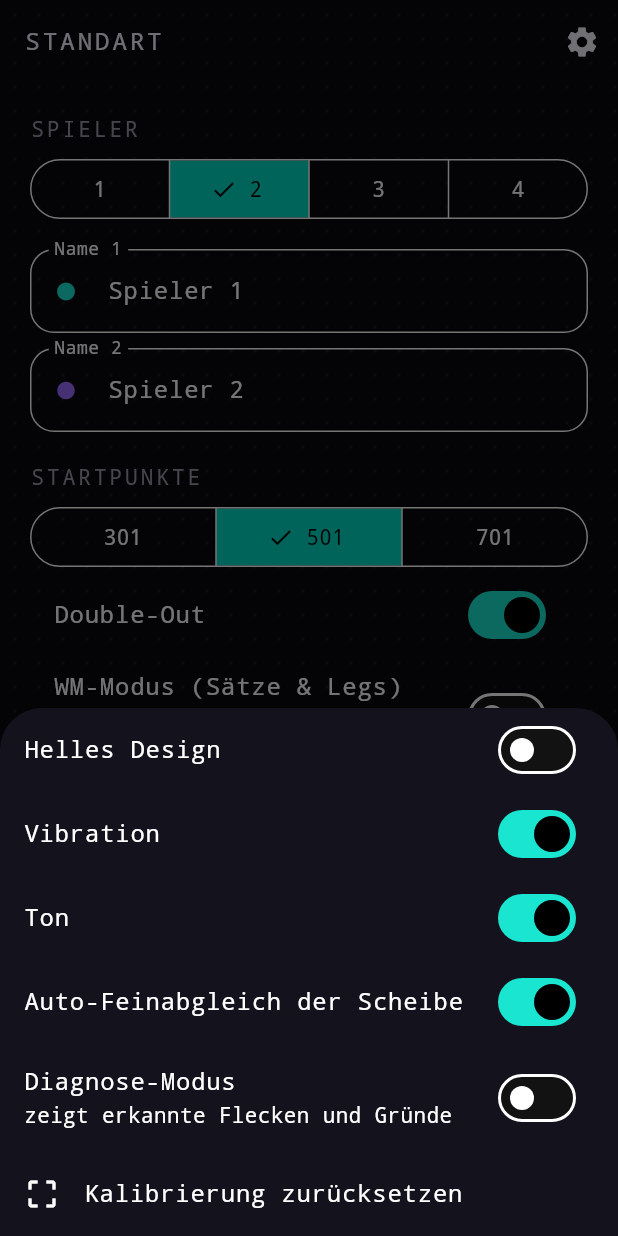
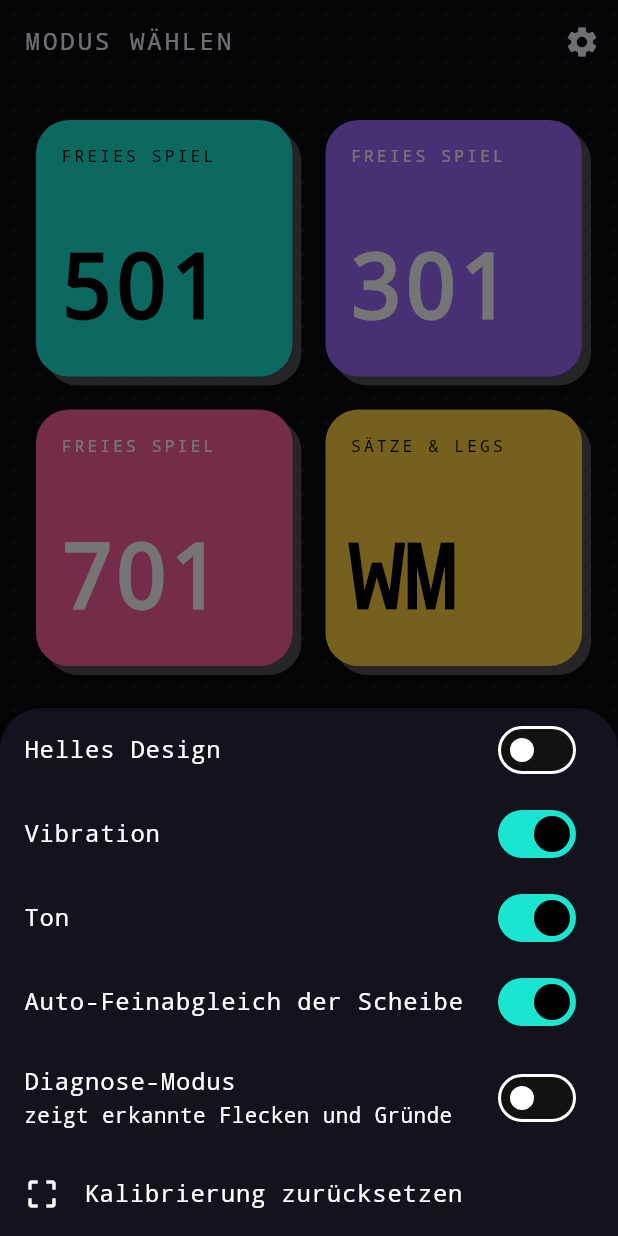
Before and after one commit to Faebeli06/Dart-Vader, a Flutter app: the screen it shows after launch, after a tap on the "settings" icon, on a phone screen of 412 x 824 dp. Run offline on Flutter 3.47's test engine with Material 3 defaults, Android fonts, the phone set to English and light mode, and no system bars; our stand-ins replace camera, shared_preferences.

Commit message:
Aktualisieren von main.dart

```diff
--- a/lib/main.dart
+++ b/lib/main.dart
@@ -349,49 +349,7 @@ List<Dart>? checkout(int rem, bool dbl, int left) {
   });
 }
 
-// ---------- Setup ----------
-class SetupPage extends StatefulWidget {
-  const SetupPage({super.key});
-  @override
-  State<SetupPage> createState() => _SetupState();
-}
-
-class _SetupState extends State<SetupPage> {
-  int players = 2, start = 501, round = 1, first = 0;
-  bool dbl = true, wm = false;
-  static const _rounds = ['Runde 1 (kein Tie-Break)', 'Runde 2', 'Runde 3/4', 'Viertelfinale', 'Halbfinale', 'Finale'];
-  static const _setsTo = [3, 3, 4, 5, 6, 7];
-  int get n => wm ? 2 : players;
-  final ctr = [for (var i = 1; i <= 4; i++) TextEditingController(text: 'Spieler $i')];
-
-  @override
-  void initState() {
-    super.initState();
-    SharedPreferences.getInstance().then((p) {
-      if (!mounted) return;
-      final n = p.getStringList('names');
-      setState(() {
-        players = p.getInt('players') ?? players;
-        start = p.getInt('start') ?? start;
-        dbl = p.getBool('dbl') ?? dbl;
-        if (n != null) {
-          for (var i = 0; i < n.length && i < 4; i++) {
-            ctr[i].text = n[i];
-          }
-        }
-      });
-    });
-  }
-
-  Future<void> _saveSetup() async {
-    final p = await SharedPreferences.getInstance();
-    await p.setInt('players', players);
-    await p.setInt('start', start);
-    await p.setBool('dbl', dbl);
-    await p.setStringList('names', [for (final t in ctr) t.text]);
-  }
-
-  void _settings(BuildContext c) => showModalBottomSheet(
+void showSettings(BuildContext c) => showModalBottomSheet(
       context: c,
       builder: (c) => StatefulBuilder(
           builder: (c, set) => SafeArea(
@@ -447,37 +405,147 @@ class _SetupState extends State<SetupPage> {
                     }),
               ]))));
 
+// ---------- Modus-Auswahl (Startseite) ----------
+class ModePage extends StatelessWidget {
+  const ModePage({super.key});
+  Widget tile(BuildContext c, String big, String small, Color col, VoidCallback f) {
+    final txt = col.computeLuminance() > .35 ? Colors.black : Colors.white;
+    return GestureDetector(
+        onTap: f,
+        child: Container(
+            padding: const EdgeInsets.all(16),
+            decoration: BoxDecoration(
+                color: col,
+                borderRadius: BorderRadius.circular(22),
+                boxShadow: [BoxShadow(color: kInk.withOpacity(.3), offset: const Offset(6, 6))]),
+            child: Column(crossAxisAlignment: CrossAxisAlignment.start, children: [
+              Text(small, style: TextStyle(color: txt, fontSize: 11, letterSpacing: 2)),
+              const Spacer(),
+              FittedBox(child: Text(big, style: TextStyle(color: txt, fontSize: 60, fontWeight: FontWeight.w900))),
+            ])));
+  }
+
+  @override
+  Widget build(BuildContext c) => ValueListenableBuilder<bool>(
+      valueListenable: darkMode,
+      builder: (c, _, __) {
+        void go(int? pts, bool wm) =>
+            Navigator.push(c, MaterialPageRoute(builder: (_) => SetupPage(startPts: pts, wm: wm)));
+        return Scaffold(
+            appBar: AppBar(title: const Text('MODUS WÄHLEN'), actions: [
+              IconButton(icon: const Icon(Icons.settings), onPressed: () => showSettings(c))
+            ]),
+            body: GridView.count(
+                crossAxisCount: 2,
+                mainAxisSpacing: 22,
+                crossAxisSpacing: 22,
+                padding: const EdgeInsets.all(24),
+                children: [
+                  tile(c, '501', 'FREIES SPIEL', teamColors[0], () => go(501, false)),
+                  tile(c, '301', 'FREIES SPIEL', teamColors[1], () => go(301, false)),
+                  tile(c, '701', 'FREIES SPIEL', teamColors[2], () => go(701, false)),
+                  tile(c, 'WM', 'SÄTZE & LEGS', teamColors[3], () => go(null, true)),
+                ]));
+      });
+}
+
+// ---------- Setup ----------
+class SetupPage extends StatefulWidget {
+  final int? startPts;
+  final bool wm;
+  const SetupPage({super.key, this.startPts, this.wm = false});
+  @override
+  State<SetupPage> createState() => _SetupState();
+}
+
+class _SetupState extends State<SetupPage> {
+  int players = 2, start = 501, round = 1, first = 0;
+  bool dbl = true, wm = false;
+  static const _rounds = ['Runde 1 (kein Tie-Break)', 'Runde 2', 'Runde 3/4', 'Viertelfinale', 'Halbfinale', 'Finale'];
+  static const _setsTo = [3, 3, 4, 5, 6, 7];
+  int get n => wm ? 2 : players;
+  final ctr = [for (var i = 1; i <= 4; i++) TextEditingController(text: 'Spieler $i')];
+
+  Widget _sec(String t, Widget child) => Container(
+      margin: const EdgeInsets.only(bottom: 14),
+      padding: const EdgeInsets.all(14),
+      decoration: BoxDecoration(
+          color: kCard, borderRadius: BorderRadius.circular(18), border: Border.all(color: kLine, width: 1.5)),
+      child: Column(crossAxisAlignment: CrossAxisAlignment.start, children: [
+        Text(t, style: TextStyle(letterSpacing: 2, color: kDim, fontSize: 12)),
+        const SizedBox(height: 10),
+        child
+      ]));
+
+  Widget _names() => Column(children: [
+        for (var i = 0; i < n; i++)
+          Padding(
+              padding: const EdgeInsets.only(bottom: 10),
+              child: TextField(
+                  controller: ctr[i],
+                  onChanged: (_) => setState(() {}),
+                  decoration: InputDecoration(
+                      labelText: 'Name ${i + 1}',
+                      prefixIcon: Icon(Icons.circle, color: teamColors[i], size: 14),
+                      border: OutlineInputBorder(borderRadius: BorderRadius.circular(16)))))
+      ]);
+
+  @override
+  void initState() {
+    super.initState();
+    wm = widget.wm;
+    if (widget.startPts != null) start = widget.startPts!;
+    SharedPreferences.getInstance().then((p) {
+      if (!mounted) return;
+      final n = p.getStringList('names');
+      setState(() {
+        players = p.getInt('players') ?? players;
+        start = widget.startPts ?? p.getInt('start') ?? start;
+        dbl = p.getBool('dbl') ?? dbl;
+        if (n != null) {
+          for (var i = 0; i < n.length && i < 4; i++) {
+            ctr[i].text = n[i];
+          }
+        }
+      });
+    });
+  }
+
+  Future<void> _saveSetup() async {
+    final p = await SharedPreferences.getInstance();
+    await p.setInt('players', players);
+    await p.setInt('start', start);
+    await p.setBool('dbl', dbl);
+    await p.setStringList('names', [for (final t in ctr) t.text]);
+  }
+
   @override
   Widget build(BuildContext c) => ValueListenableBuilder<bool>(
       valueListenable: darkMode,
       builder: (c, _, __) => Scaffold(
-        appBar: AppBar(title: const Text('STANDART'), actions: [
-          IconButton(icon: const Icon(Icons.settings), onPressed: () => _settings(c))
-        ]),
+        appBar: AppBar(title: Text(wm ? 'WM-MODUS' : 'NEUES SPIEL')),
         body: Padding(
           padding: const EdgeInsets.all(20),
           child: Column(children: [
             Expanded(
                 child: ListView(children: [
-              Text('SPIELER', style: TextStyle(letterSpacing: 2, color: kDim)),
-              const SizedBox(height: 6),
+              if (!wm)
+                _sec(
+                    'SPIELER',
+                    Column(crossAxisAlignment: CrossAxisAlignment.start, children: [
                       SegmentedButton<int>(
                           segments: [for (var i = 1; i <= 4; i++) ButtonSegment(value: i, label: Text('$i'))],
                           selected: {players},
                           onSelectionChanged: (s) => setState(() => players = s.first)),
-              const SizedBox(height: 16),
-              for (var i = 0; i < n; i++)
-                Padding(
-                    padding: const EdgeInsets.only(bottom: 10),
-                    child: TextField(
-                        controller: ctr[i],
-                        decoration: InputDecoration(
-                            labelText: 'Name ${i + 1}',
-                            prefixIcon: Icon(Icons.circle, color: teamColors[i], size: 14),
-                            border: OutlineInputBorder(borderRadius: BorderRadius.circular(16))))),
-              const SizedBox(height: 10),
-              Text('STARTPUNKTE', style: TextStyle(letterSpacing: 2, color: kDim)),
-              const SizedBox(height: 6),
+                      const SizedBox(height: 12),
+                      _names(),
+                    ]))
+              else
+                _sec('SPIELER', _names()),
+              if (!wm)
+                _sec(
+                    'SPIEL',
+                    Column(children: [
                       SegmentedButton<int>(
                           segments: const [
                             ButtonSegment(value: 301, label: Text('301')),
@@ -486,31 +554,34 @@ class _SetupState extends State<SetupPage> {
                           ],
                           selected: {start},
                           onSelectionChanged: (s) => setState(() => start = s.first)),
-              SwitchListTile(title: const Text('Double-Out'), value: dbl, onChanged: (v) => setState(() => dbl = v)),
                       SwitchListTile(
-                  title: const Text('WM-Modus (Sätze & Legs)'),
-                  subtitle: const Text('wie bei der PDC-WM: 501, Double-Out'),
-                  value: wm,
-                  onChanged: (v) => setState(() => wm = v)),
-              if (wm) ...[
-                const SizedBox(height: 8),
-                Text('RUNDE (SÄTZE: FIRST TO ${_setsTo[round]})', style: TextStyle(letterSpacing: 2, color: kDim)),
+                          contentPadding: EdgeInsets.zero,
+                          title: const Text('Double-Out'),
+                          value: dbl,
+                          onChanged: (v) => setState(() => dbl = v)),
+                    ]))
+              else ...[
+                _sec(
+                    'FORMAT',
+                    Column(crossAxisAlignment: CrossAxisAlignment.start, children: [
                       Wrap(spacing: 8, children: [
                         for (var i = 0; i < _rounds.length; i++)
                           ChoiceChip(label: Text(_rounds[i]), selected: round == i, onSelected: (_) => setState(() => round = i))
                       ]),
-                const SizedBox(height: 12),
-                Text('BULL-UP: WER WIRFT ZUERST?', style: TextStyle(letterSpacing: 2, color: kDim)),
+                      const SizedBox(height: 10),
+                      Text(
+                          'First to ${_setsTo[round]} Sätze · Satz = first to 3 Legs · 501 · Double-Out\nAnwurf wechselt je Leg und Satz.\nEntscheidungssatz: 2 Legs Vorsprung, bei 5:5 Sudden Death.',
+                          style: TextStyle(fontSize: 11, color: kDim)),
+                    ])),
+                _sec(
+                    'BULL-UP: WER WIRFT ZUERST?',
                     Wrap(spacing: 8, children: [
                       for (var i = 0; i < 2; i++)
                         ChoiceChip(
                             label: Text(ctr[i].text.trim().isEmpty ? 'Spieler ${i + 1}' : ctr[i].text.trim()),
                             selected: first == i,
                             onSelected: (_) => setState(() => first = i))
-                ]),
-                const SizedBox(height: 8),
-                Text('Satz = first to 3 Legs, Anwurf wechselt je Leg und Satz. Entscheidungssatz: 2 Legs Vorsprung, bei 5:5 Sudden Death.',
-                    style: TextStyle(fontSize: 11, color: kDim)),
+                    ])),
               ],
             ])),
             FilledButton(
@@ -1127,6 +1198,11 @@ class _GameState extends State<GamePage> {
                       '• Zugende: Darts prüfen (antippen = ändern), Darts ziehen, dann den nächsten Spieler antippen.')),
               actions: [TextButton(onPressed: () => Navigator.pop(c), child: const Text('OK'))]));
 
+  Widget _pill2(String t, int n, Color col) => Container(
+      padding: const EdgeInsets.symmetric(horizontal: 7, vertical: 2),
+      decoration: BoxDecoration(borderRadius: BorderRadius.circular(8), border: Border.all(color: col.withOpacity(.6))),
+      child: Text('$t $n', style: TextStyle(fontSize: 10, color: kInk, fontWeight: FontWeight.bold)));
+
   Widget _card(int i) {
     final col = teamColors[i % teamColors.length];
     final cur = i == g.cur;
@@ -1157,10 +1233,18 @@ class _GameState extends State<GamePage> {
                 child: Column(children: [
                   Text('${g.wm && g.legStart == i ? '◆ ' : ''}${cur && armed ? '● ' : ''}${g.names[i].toUpperCase()}',
                       maxLines: 1, overflow: TextOverflow.ellipsis, style: TextStyle(fontSize: 11, letterSpacing: 2, color: col)),
-                  if (g.wm) Text('SÄTZE ${g.sets[i]}  LEGS ${g.legs[i]}', style: TextStyle(fontSize: 10, color: kDim)),
+                  if (g.wm)
+                    Padding(
+                        padding: const EdgeInsets.only(top: 4),
+                        child: Row(mainAxisAlignment: MainAxisAlignment.center, children: [
+                          _pill2('SÄTZE', g.sets[i], col),
+                          const SizedBox(width: 6),
+                          _pill2('LEGS', g.legs[i], col),
+                        ])),
                   const SizedBox(height: 4),
                   FittedBox(child: DotNum('${g.scores[i]}', kInk)),
-                  Text('Ø ${g.avg(i)}', style: TextStyle(fontSize: 12, color: kDim)),
+                  Text('Ø ${g.avg(i)}${g.last[i].isNotEmpty ? '  ·  ZUG ${g.last[i].fold<int>(0, (a, d) => a + d.points)}' : ''}',
+                      style: TextStyle(fontSize: 11, color: kDim)),
                   const SizedBox(height: 8),
                   Row(children: [
                     for (var k = 0; k < 3; k++)
@@ -1183,7 +1267,7 @@ class _GameState extends State<GamePage> {
 
   List<String> _lines() => [
         for (var i = 0; i < g.names.length; i++)
-          '${g.names[i]}${g.wm ? '   S ${g.sets[i]}  L ${g.legs[i]}' : ''}   Ø ${g.avg(i)}   ${g.thrown[i]} Darts'
+          '${g.names[i]}${g.wm ? '\nSÄTZE ${g.sets[i]} · LEGS ${g.legs[i]}' : ''}\nØ ${g.avg(i)} · ${g.thrown[i]} Darts'
       ];
 
   Widget _win(BuildContext c) => WinScreen(
@@ -1204,7 +1288,7 @@ class _GameState extends State<GamePage> {
       title: g.setWinner != null ? 'SATZ GEWONNEN' : 'LEG GEWONNEN',
       who: g.names[g.legWinner!],
       lines: [
-        for (var i = 0; i < g.names.length; i++) '${g.names[i]}   SÄTZE ${g.sets[i]}   LEGS ${g.legs[i]}   Ø ${g.avg(i)}'
+        for (var i = 0; i < g.names.length; i++) '${g.names[i]}\nSÄTZE ${g.sets[i]} · LEGS ${g.legs[i]} · Ø ${g.avg(i)}'
       ],
       nextLabel: 'NÄCHSTES LEG',
       onUndo: () => setState(g.undo),
@@ -1292,10 +1376,17 @@ class _GameState extends State<GamePage> {
       ]),
       body: Column(children: [
         SizedBox(
-            height: 180,
+            height: g.wm ? 212 : 180,
             child: Row(crossAxisAlignment: CrossAxisAlignment.stretch, children: [
               for (var i = 0; i < g.names.length; i++) _card(i)
             ])),
+        if (g.wm)
+          Padding(
+              padding: const EdgeInsets.only(top: 2),
+              child: Text(
+                  'SATZ ${g.sets.fold<int>(0, (a, b) => a + b) + 1} · LEG ${g.legs.fold<int>(0, (a, b) => a + b) + 1}   |   FIRST TO ${g.setsToWin}'
+                  '${g.sets[0] == g.setsToWin - 1 && g.sets[1] == g.setsToWin - 1 ? '   |   ENTSCHEIDUNG' : ''}',
+                  style: TextStyle(fontSize: 11, letterSpacing: 2, color: kDim))),
         Padding(
             padding: const EdgeInsets.only(top: 6),
             child: Row(mainAxisAlignment: MainAxisAlignment.center, children: [
@@ -1480,9 +1571,11 @@ class _WinState extends State<WinScreen> with SingleTickerProviderStateMixin {
                                     shadows: [Shadow(color: Colors.white, offset: Offset(5, 5))])))),
                     const SizedBox(height: 28),
                     for (final l in widget.lines)
-                      Text(l,
+                      Padding(
+                          padding: const EdgeInsets.only(bottom: 12),
+                          child: Text(l,
                               textAlign: TextAlign.center,
-                          style: const TextStyle(color: Colors.black87, fontSize: 16, height: 1.6)),
+                              style: const TextStyle(color: Colors.black87, fontSize: 15, height: 1.4))),
                     const Spacer(),
                     Row(children: [btn('ZURÜCK', widget.onUndo), btn(widget.nextLabel, widget.onNext), btn('MENÜ', widget.onMenu)]),
                   ]))),
@@ -1509,30 +1602,35 @@ class _Confetti extends CustomPainter {
   bool shouldRepaint(_Confetti o) => o.t != t;
 }
 
-/// Logo: Pfeil in 90er-Farben mit hartem Schatten
+/// Logo: Punktmatrix-Scheibe in 90er-Farben mit hartem Schatten und Pfeil
 class LogoMark extends StatelessWidget {
   final double size;
-  const LogoMark(this.size, {super.key});
-  @override
-  Widget build(BuildContext c) => CustomPaint(size: Size(size, size), painter: _Logo());
+  final bool fixed; // feste dunkle Palette (Startbildschirm)
+  const LogoMark(this.size, {super.key, this.fixed = false});
+  @override
+  Widget build(BuildContext c) => CustomPaint(size: Size(size, size), painter: _Logo(fixed));
 }
 
 class _Logo extends CustomPainter {
+  final bool fixed;
+  _Logo(this.fixed);
   @override
   void paint(Canvas c, Size s) {
     final u = s.width;
+    final ink = fixed ? const Color(0xFFF4F2FA) : kInk, acc = fixed ? const Color(0xFF1AE5D0) : kAccent;
+    final vio = fixed ? const Color(0xFF9A6BFF) : kViolet, pk = fixed ? const Color(0xFFFF5FA2) : teamColors[2];
     for (var pass = 0; pass < 2; pass++) {
       final off = pass == 0 ? u * .035 : 0.0;
       c.save();
       c.translate(u / 2 + off, u / 2 + off);
       c.rotate(-pi / 4);
-      Paint p(Color col) => Paint()..color = pass == 0 ? kInk.withOpacity(.3) : col;
-      c.drawPath(Path()..moveTo(-.46 * u, 0)..lineTo(-.34 * u, -.03 * u)..lineTo(-.34 * u, .03 * u)..close(), p(kInk));
+      Paint p(Color col) => Paint()..color = pass == 0 ? ink.withOpacity(.3) : col;
+      c.drawPath(Path()..moveTo(-.46 * u, 0)..lineTo(-.34 * u, -.03 * u)..lineTo(-.34 * u, .03 * u)..close(), p(ink));
       c.drawRRect(
-          RRect.fromRectAndRadius(Rect.fromLTRB(-.34 * u, -.055 * u, -.08 * u, .055 * u), Radius.circular(.02 * u)), p(kAccent));
-      c.drawRect(Rect.fromLTRB(-.08 * u, -.018 * u, .14 * u, .018 * u), p(kInk));
-      c.drawPath(Path()..moveTo(.08 * u, 0)..lineTo(.2 * u, -.16 * u)..lineTo(.44 * u, -.16 * u)..lineTo(.34 * u, 0)..close(), p(kViolet));
-      c.drawPath(Path()..moveTo(.08 * u, 0)..lineTo(.2 * u, .16 * u)..lineTo(.44 * u, .16 * u)..lineTo(.34 * u, 0)..close(), p(teamColors[2]));
+          RRect.fromRectAndRadius(Rect.fromLTRB(-.34 * u, -.055 * u, -.08 * u, .055 * u), Radius.circular(.02 * u)), p(acc));
+      c.drawRect(Rect.fromLTRB(-.08 * u, -.018 * u, .14 * u, .018 * u), p(ink));
+      c.drawPath(Path()..moveTo(.08 * u, 0)..lineTo(.2 * u, -.16 * u)..lineTo(.44 * u, -.16 * u)..lineTo(.34 * u, 0)..close(), p(vio));
+      c.drawPath(Path()..moveTo(.08 * u, 0)..lineTo(.2 * u, .16 * u)..lineTo(.44 * u, .16 * u)..lineTo(.34 * u, 0)..close(), p(pk));
       c.restore();
     }
   }
@@ -1549,7 +1647,7 @@ class SplashPage extends StatefulWidget {
 }
 
 class _SplashState extends State<SplashPage> with SingleTickerProviderStateMixin {
-  late final AnimationController ac = AnimationController(vsync: this, duration: const Duration(milliseconds: 2500))
+  late final AnimationController ac = AnimationController(vsync: this, duration: const Duration(milliseconds: 3000))
     ..addStatusListener((st) {
       if (st == AnimationStatus.completed) _go();
     })
@@ -1561,7 +1659,7 @@ class _SplashState extends State<SplashPage> with SingleTickerProviderStateMixin
     Navigator.pushReplacement(
         context,
         PageRouteBuilder(
-            pageBuilder: (_, __, ___) => const SetupPage(),
+            pageBuilder: (_, __, ___) => const ModePage(),
             transitionsBuilder: (_, a, __, child) => FadeTransition(opacity: a, child: child),
             transitionDuration: const Duration(milliseconds: 250)));
   }
@@ -1577,25 +1675,26 @@ class _SplashState extends State<SplashPage> with SingleTickerProviderStateMixin
       behavior: HitTestBehavior.opaque,
       onTap: _go,
       child: Scaffold(
+          backgroundColor: const Color(0xFF09080F),
           body: Center(
               child: AnimatedBuilder(
                   animation: ac,
-                  builder: (_, __) => Column(mainAxisSize: MainAxisSize.min, children: [
-                        Opacity(opacity: min(1.0, ac.value * 5), child: const LogoMark(170)),
+                  builder: (_, __) => Opacity(
+                      opacity: min(1.0, ac.value * 8),
+                      child: Column(mainAxisSize: MainAxisSize.min, children: [
+                        const LogoMark(170, fixed: true),
                         const SizedBox(height: 32),
-                        Opacity(
-                            opacity: min(1.0, max(0.0, (ac.value - .12) * 4)),
-                            child: FittedBox(
+                        const FittedBox(
                             child: Text('StanDart',
                                 style: TextStyle(
                                     fontSize: 56,
                                     fontWeight: FontWeight.w900,
                                     letterSpacing: 3,
-                                        color: darkMode.value ? Colors.white : kInk,
+                                    color: Colors.white,
                                     shadows: [
-                                          Shadow(color: kAccent, offset: const Offset(4, 4)),
-                                          Shadow(color: kViolet, offset: const Offset(8, 8))
-                                        ])))),
+                                      Shadow(color: Color(0xFF1AE5D0), offset: Offset(4, 4)),
+                                      Shadow(color: Color(0xFF9A6BFF), offset: Offset(8, 8))
+                                    ]))),
                       ])))));
 }
 
```
Lines whose indentation alone changed are shown as unchanged.
